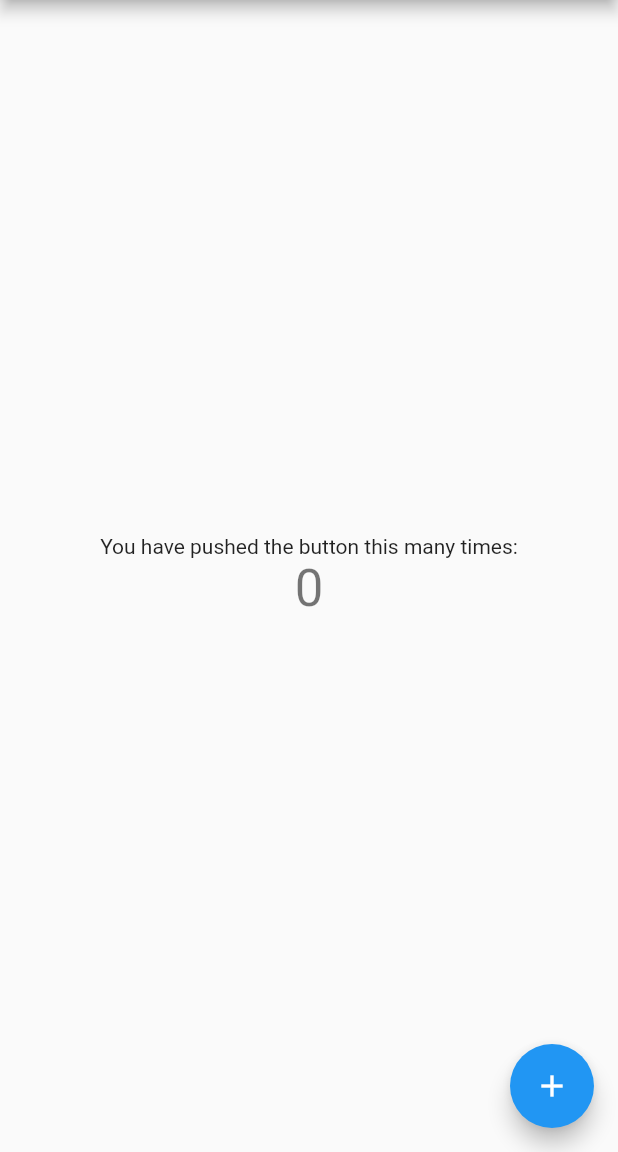
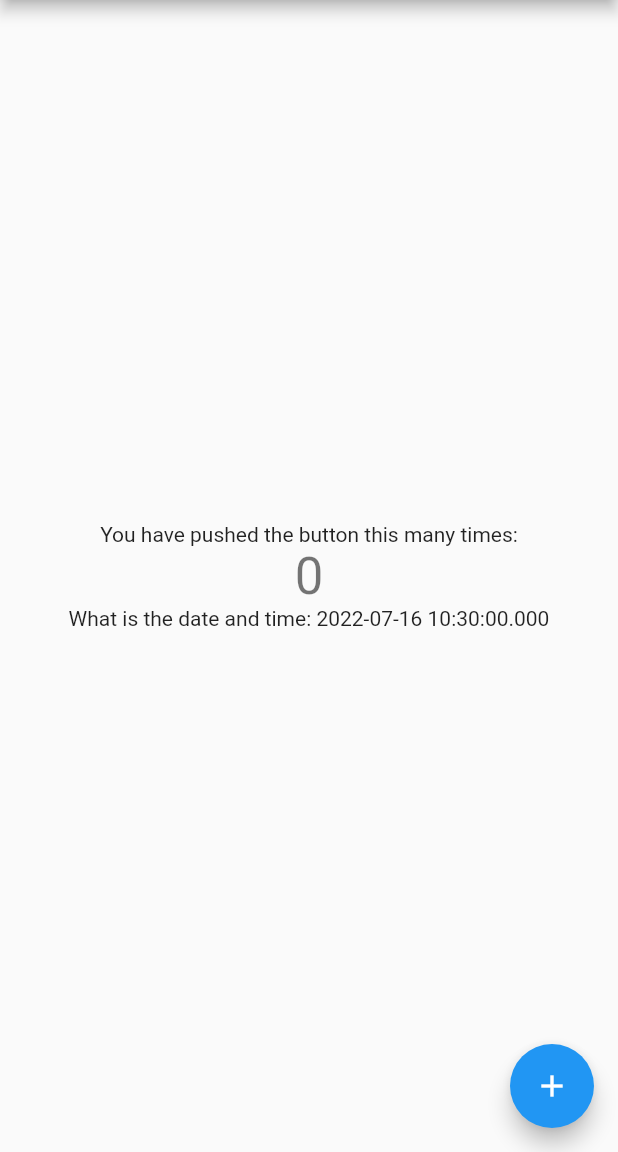
Before and after one commit to thetomcoffee/learningdart, a Flutter app: the screen it shows after launch, on a phone screen of 412 x 824 dp, the part 84-1236 px from its top. Run offline on Flutter 3.47's test engine with Material 2 defaults, Android fonts, the phone set to English and light mode, and no system bars.

Commit message:
Updated title, added date/time output to home page.

```diff
--- a/lib/main.dart
+++ b/lib/main.dart
@@ -58,7 +58,7 @@ class MyApp extends StatelessWidget {
     test();
 
     return MaterialApp(
-      title: 'Flutter Demo',
+      title: 'Default Flutter Demo',
       theme: ThemeData(
         // This is the theme of your application.
         //
@@ -149,6 +149,7 @@ class _MyHomePageState extends State<MyHomePage> {
               '$_counter',
               style: Theme.of(context).textTheme.headline4,
             ),
+            Text("What is the date and time: " + whatTimeIsIt().toString())
           ],
         ),
       ),
```
